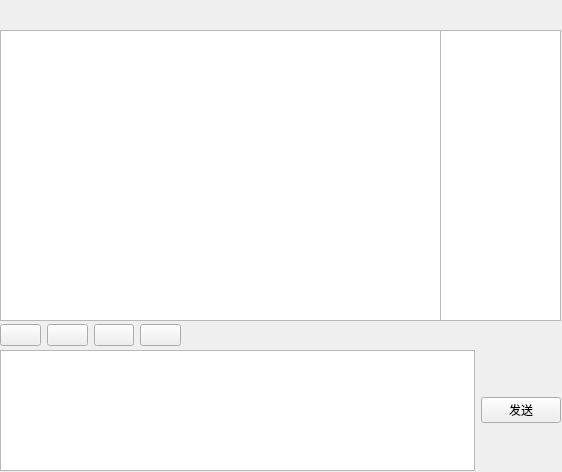
Old version of the form HChatRoomClient/HChatRoomClient.ui in the repository tyyyyyy0906/HChatRoom.
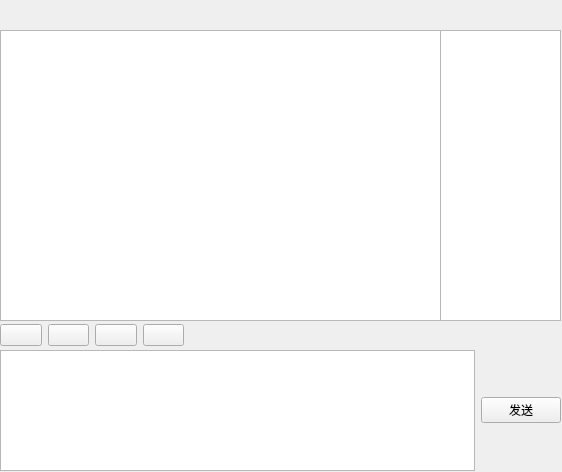
New version of the form.

Patch:
```diff
--- a/HChatRoomClient/HChatRoomClient.ui
+++ b/HChatRoomClient/HChatRoomClient.ui
@@ -63,9 +63,9 @@
   <widget class="QLabel" name="clientDataTimeLabel">
    <property name="geometry">
     <rect>
-     <x>340</x>
+     <x>290</x>
      <y>0</y>
-     <width>221</width>
+     <width>271</width>
      <height>31</height>
     </rect>
    </property>
@@ -76,16 +76,16 @@
     </font>
    </property>
    <property name="styleSheet">
-    <string notr="true">color: rgb(0, 85, 127);</string>
+    <string notr="true">color: rgb(255, 255, 255);</string>
    </property>
    <property name="text">
     <string/>
    </property>
    <property name="alignment">
-    <set>Qt::AlignCenter</set>
+    <set>Qt::AlignRight|Qt::AlignTrailing|Qt::AlignVCenter</set>
    </property>
   </widget>
-  <widget class="QWidget" name="">
+  <widget class="QWidget" name="layoutWidget">
    <property name="geometry">
     <rect>
      <x>0</x>
@@ -112,12 +112,12 @@
     </item>
    </layout>
   </widget>
-  <widget class="QWidget" name="">
+  <widget class="QWidget" name="layoutWidget">
    <property name="geometry">
     <rect>
      <x>0</x>
      <y>320</y>
-     <width>181</width>
+     <width>184</width>
      <height>31</height>
     </rect>
    </property>
```
